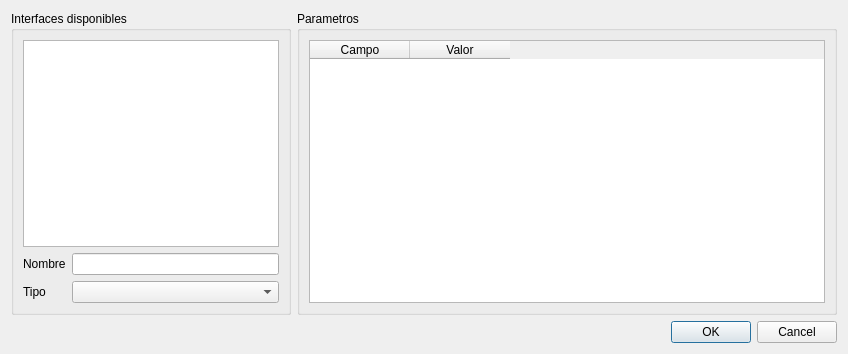
First picture: the form in src/jiginterfaceeditdialog.ui, repository tarpuq/tarpuqJIGsw, before the edit.
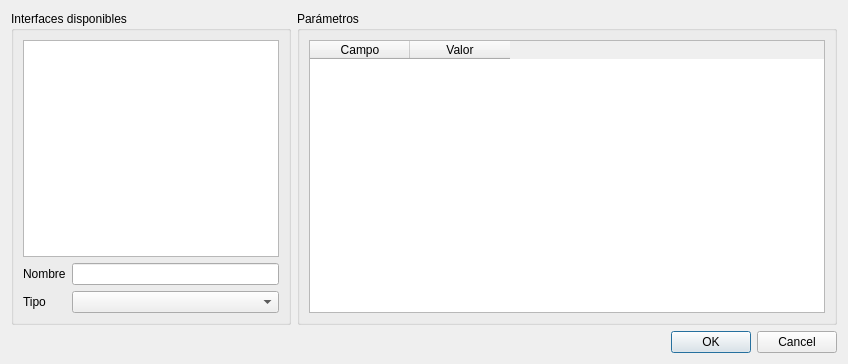
Second picture: the form after the edit.

What changed in the file:
```diff
--- a/src/jiginterfaceeditdialog.ui
+++ b/src/jiginterfaceeditdialog.ui
@@ -7,7 +7,7 @@
     <x>0</x>
     <y>0</y>
     <width>848</width>
-    <height>354</height>
+    <height>364</height>
    </rect>
   </property>
   <property name="windowTitle">
@@ -68,7 +68,7 @@
    <item row="0" column="1">
     <widget class="QGroupBox" name="groupBox_2">
      <property name="title">
-      <string>Parametros</string>
+      <string>Parámetros</string>
      </property>
      <layout class="QGridLayout" name="gridLayout_3">
       <item row="0" column="0">
```
